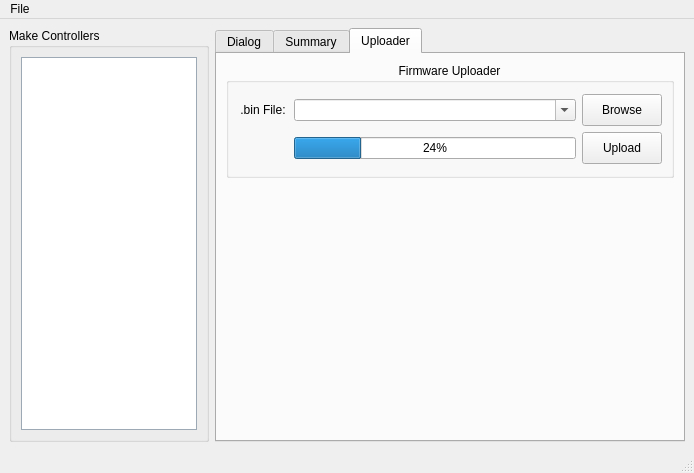
Above: mchelper/branches/multiboard_support/mchelper.ui from makingthings/makecontroller before the change. Below: the same form after it.
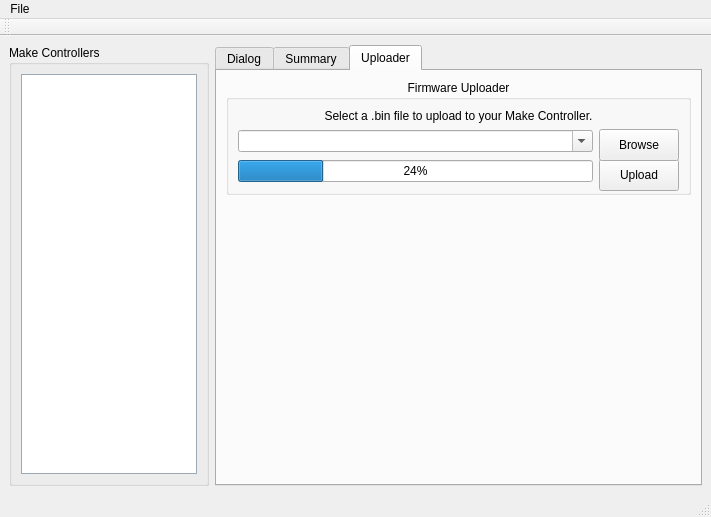
That is the form after the change. The open tabs and pages were chosen to show the change.

Commit message: - consolidated a few platform specific members in UsbSerial - put the icon file in aboutMchelper.ui in a qrc file since it wasn't being displayed properly on OS X - got multiple board samba uploading working on OS X - switched the output window over to a QTreeWidget instead of a QTableWidget since the header styles for the QTableWidget are retarded on OS X...otherwise, they're quite similar for our purposes -

Patch:
```diff
--- a/mchelper/branches/multiboard_support/mchelper.ui
+++ b/mchelper/branches/multiboard_support/mchelper.ui
@@ -5,8 +5,8 @@
    <rect>
     <x>0</x>
     <y>0</y>
-    <width>694</width>
-    <height>472</height>
+    <width>711</width>
+    <height>517</height>
    </rect>
   </property>
   <property name="sizePolicy" >
@@ -345,18 +345,18 @@
             <colorrole role="Highlight" >
              <brush brushstyle="SolidPattern" >
               <color alpha="255" >
-               <red>236</red>
-               <green>233</green>
-               <blue>216</blue>
+               <red>49</red>
+               <green>106</green>
+               <blue>197</blue>
               </color>
              </brush>
             </colorrole>
             <colorrole role="HighlightedText" >
              <brush brushstyle="SolidPattern" >
               <color alpha="255" >
-               <red>0</red>
-               <green>0</green>
-               <blue>0</blue>
+               <red>255</red>
+               <green>255</green>
+               <blue>255</blue>
               </color>
              </brush>
             </colorrole>
@@ -981,6 +981,16 @@
            <property name="bottomMargin" >
             <number>9</number>
            </property>
+           <item>
+            <widget class="QLabel" name="label_9" >
+             <property name="text" >
+              <string>Select a .bin file to upload to your Make Controller.</string>
+             </property>
+             <property name="alignment" >
+              <set>Qt::AlignCenter</set>
+             </property>
+            </widget>
+           </item>
            <item>
             <layout class="QGridLayout" >
              <property name="leftMargin" >
@@ -1068,38 +1078,6 @@
                </property>
               </widget>
              </item>
-             <item row="0" column="0" >
-              <widget class="QLabel" name="fileLabel" >
-               <property name="acceptDrops" >
-                <bool>false</bool>
-               </property>
-               <property name="text" >
-                <string>.bin File:</string>
-               </property>
-               <property name="alignment" >
-                <set>Qt::AlignCenter</set>
-               </property>
-               <property name="buddy" >
-                <cstring>fileSelectText</cstring>
-               </property>
-              </widget>
-             </item>
-             <item row="1" column="0" >
-              <spacer>
-               <property name="orientation" >
-                <enum>Qt::Horizontal</enum>
-               </property>
-               <property name="sizeType" >
-                <enum>QSizePolicy::Fixed</enum>
-               </property>
-               <property name="sizeHint" >
-                <size>
-                 <width>50</width>
-                 <height>20</height>
-                </size>
-               </property>
-              </spacer>
-             </item>
             </layout>
            </item>
           </layout>
@@ -1129,8 +1107,8 @@
     <rect>
      <x>0</x>
      <y>0</y>
-     <width>694</width>
-     <height>21</height>
+     <width>711</width>
+     <height>22</height>
     </rect>
    </property>
    <widget class="QMenu" name="menuFile" >
@@ -1143,6 +1121,17 @@
    <addaction name="menuFile" />
   </widget>
   <widget class="QStatusBar" name="statusbar" />
+  <widget class="QToolBar" name="toolBar" >
+   <property name="windowTitle" >
+    <string>toolBar</string>
+   </property>
+   <attribute name="toolBarArea" >
+    <enum>TopToolBarArea</enum>
+   </attribute>
+   <attribute name="toolBarBreak" >
+    <bool>false</bool>
+   </attribute>
+  </widget>
   <action name="actionAboutMchelper" >
    <property name="text" >
     <string>About mchelper...</string>
```
Left out of the diff: 46 changed lines with no effect on the pictures. The commit also changes 16 other files.
